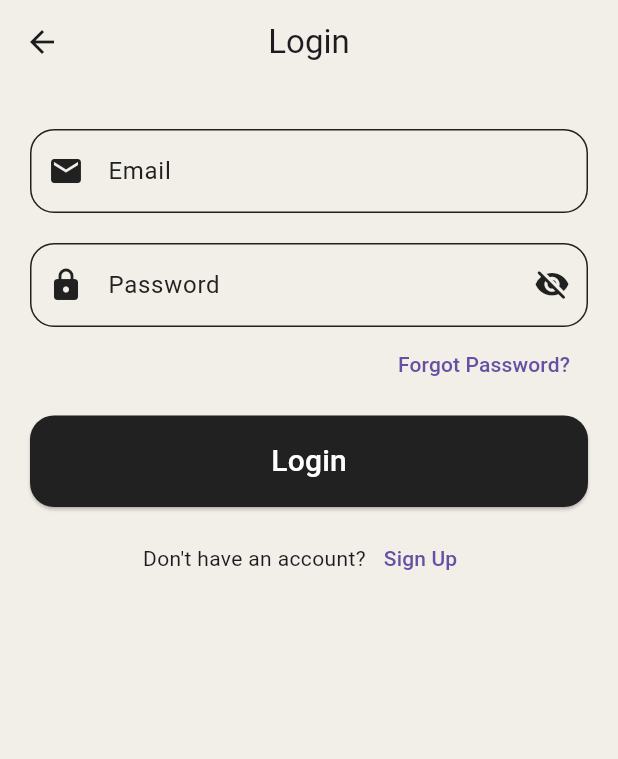
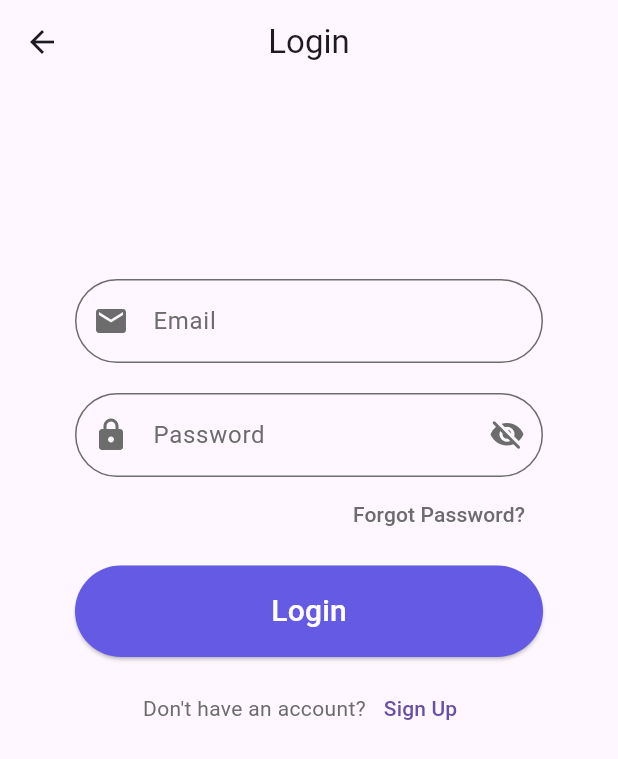
Before and after one commit to noranagy1/project, a Flutter app: the screen it shows after launch, after a tap on "Login", on a phone screen of 412 x 824 dp. Shown: the top 759 px of the screen. Run offline on Flutter 3.47's test engine with Material 3 defaults, Android fonts, the phone set to English and light mode, and no system bars; our stand-ins replace dio, gap, shared_preferences.

Commit message:
+ update on colors

```diff
--- a/lib/core/color_manager.dart
+++ b/lib/core/color_manager.dart
@@ -1,6 +1,6 @@
 import 'dart:ui';
 abstract class ColorManager{
-  static Color background = Color(0xFFF1EFE7);
+  static Color background = Color(0xFFFFFFFF);
   static Color darkBackground = Color(0xFF0F1629);
 
 }
--- a/lib/core/reusable_components/customButton.dart
+++ b/lib/core/reusable_components/customButton.dart
@@ -12,9 +12,9 @@ class Custombutton extends StatelessWidget {
     return ElevatedButton(
         style: ElevatedButton.styleFrom(
           padding: EdgeInsets.symmetric(vertical: 16),
-          backgroundColor: Colors.grey.shade900,
+          backgroundColor: Color(0xFF655AE4),
           shape: RoundedRectangleBorder(
-            borderRadius: BorderRadius.circular(16),
+            borderRadius: BorderRadius.circular(60),
           ),
         ),
         onPressed: onPressed,
--- a/lib/core/reusable_components/customField.dart
+++ b/lib/core/reusable_components/customField.dart
@@ -33,36 +33,37 @@ class _CustomfieldState extends State<Customfield> {
       cursorHeight: 20,
       decoration: InputDecoration(
         enabledBorder: OutlineInputBorder(
-          borderRadius: BorderRadius.circular(16),
+          borderRadius: BorderRadius.circular(50),
           borderSide: BorderSide(
-            color: Colors.grey.shade900,
+            color: Color(0xFF6C6C6C),
           ),
         ),
         focusedBorder: OutlineInputBorder(
           borderRadius: BorderRadius.circular(16),
           borderSide: BorderSide(
-            color: Colors.grey.shade900,
+            color: Color(0xFF6C6C6C),
           ),
         ),
         focusedErrorBorder: OutlineInputBorder(
           borderRadius: BorderRadius.circular(16),
           borderSide: BorderSide(
-            color: Colors.grey.shade900,
+            color: Color(0xFF6C6C6C),
           ),
         ),
         errorBorder: OutlineInputBorder(
           borderRadius: BorderRadius.circular(16),
           borderSide: BorderSide(
-            color: Colors.grey.shade900,
+            color: Color(0xFF6C6C6C),
           ),
         ),
         hintText: widget.hint,
         hintStyle: TextStyle(
-          color: Colors.grey.shade900,
+          color: Color(0xFF6C6C6C),
         ),
         prefixIcon: widget.prefixIcon,
         suffixIcon: widget.isObscured ? IconButton( /// ده شرط بيقرر يظهر العين ولا لأ
           icon: Icon(
+            color: Color(0xFF6C6C6C),
             passwordToggle
                 ?Icons.visibility_off_rounded
                 :Icons.visibility_rounded, /// شكل العين بيتغير حسب حالة الباسورد
--- a/lib/main.dart
+++ b/lib/main.dart
@@ -3,6 +3,7 @@ import 'package:attendo/ui/login/screen/login_screen.dart';
 import 'package:attendo/ui/register/screen/register_screen.dart';
 import 'package:attendo/ui/splash/screen/start_screen.dart';
 import 'package:attendo/ui/views/profileView.dart';
+import 'package:flutter/cupertino.dart';
 import 'package:flutter/material.dart';
 void main() {
   runApp(const MyApp());
@@ -12,9 +13,6 @@ class MyApp extends StatelessWidget {
   @override
   Widget build(BuildContext context) {
     return MaterialApp(
-      theme: AppStyle.lightTheme,
-      darkTheme: AppStyle.darkTheme,
-      themeMode: ThemeMode.system,
       debugShowCheckedModeBanner: false,
       home: RegisterScreen(),
     );
--- a/lib/ui/login/screen/login_screen.dart
+++ b/lib/ui/login/screen/login_screen.dart
@@ -57,9 +57,13 @@ class _LoginScreenState extends State<LoginScreen> {
     return Scaffold(
       appBar: AppBar(
         title: Text('Login'),
+        centerTitle: true,
       ),
       body: Padding(
-        padding: EdgeInsets.symmetric(horizontal: 20),
+        padding: EdgeInsets.symmetric(
+            vertical: 100,
+            horizontal: 50,
+        ),
         child: SingleChildScrollView(
           child: Form(
             key: formKey,
@@ -82,7 +86,7 @@ class _LoginScreenState extends State<LoginScreen> {
                   hint: 'Email',
                   prefixIcon: Icon(
                     Icons.email,
-                    color: Colors.grey.shade900,
+                    color: Color(0xFF6C6C6C),
                   ),
                   controller: emailController,
                   keyboardType: TextInputType.emailAddress,
@@ -102,7 +106,7 @@ class _LoginScreenState extends State<LoginScreen> {
                   hint: 'Password',
                   prefixIcon: Icon(
                     Icons.lock_rounded,
-                    color: Colors.grey.shade900,
+                    color: Color(0xFF6C6C6C),
                   ),
                   controller: passwordController,
                   keyboardType: TextInputType.visiblePassword,
@@ -115,6 +119,9 @@ class _LoginScreenState extends State<LoginScreen> {
                         onPressed: () {},
                         child: Text(
                           'Forgot Password?',
+                          style: TextStyle(
+                            color: Color(0xFF6C6C6C),
+                          ),
                         ),
                                       ),
                     ),
@@ -138,7 +145,12 @@ class _LoginScreenState extends State<LoginScreen> {
                 Row(
                   mainAxisAlignment: MainAxisAlignment.center,
                   children: [
-                    Text('Don\'t have an account?'),
+                    Text(
+                        'Don\'t have an account?',
+                      style: TextStyle(
+                        color: Color(0xFF6C6C6C),
+                      ),
+                    ),
                     TextButton(
                       onPressed: () {
                         Navigator.push(context, MaterialPageRoute(
--- a/lib/ui/register/screen/register_screen.dart
+++ b/lib/ui/register/screen/register_screen.dart
@@ -60,9 +60,13 @@ class _RegisterScreenState extends State<RegisterScreen> {
     return Scaffold(
       appBar: AppBar(
         title: Text('Register'),
+        centerTitle: true,
       ),
       body: Padding(
-        padding: EdgeInsets.symmetric(horizontal: 20),
+        padding: EdgeInsets.symmetric(
+            vertical: 100,
+            horizontal: 50,
+        ),
         child: SingleChildScrollView(
           child: Form(
                 key: formKey,
@@ -82,7 +86,7 @@ class _RegisterScreenState extends State<RegisterScreen> {
                       hint: 'Name',
                       prefixIcon: Icon(
                         Icons.person_rounded,
-                        color: Colors.grey.shade900,
+                        color: Color(0xFF6C6C6C),
                       ),
                       controller: nameController,
                       keyboardType: TextInputType.name,
@@ -103,7 +107,7 @@ class _RegisterScreenState extends State<RegisterScreen> {
                       hint: 'Email',
                       prefixIcon: Icon(
                         Icons.email,
-                        color: Colors.grey.shade900,
+                        color: Color(0xFF6C6C6C),
                       ),
                       controller: emailController,
                       keyboardType: TextInputType.emailAddress,
@@ -123,7 +127,7 @@ class _RegisterScreenState extends State<RegisterScreen> {
                       hint: 'Password',
                       prefixIcon: Icon(
                         Icons.lock_rounded,
-                        color: Colors.grey.shade900,
+                        color: Color(0xFF6C6C6C),
                       ),
                       controller: passwordController,
                       keyboardType: TextInputType.visiblePassword,
@@ -134,7 +138,7 @@ class _RegisterScreenState extends State<RegisterScreen> {
                       hint: Text(
                           'Select Role',
                               style: TextStyle(
-                          color: Colors.grey.shade900,
+                          color: Color(0xFF6C6C6C),
                         ),
                       ),
                       items: [
@@ -171,7 +175,12 @@ class _RegisterScreenState extends State<RegisterScreen> {
                     Row(
                       mainAxisAlignment: MainAxisAlignment.center,
                       children: [
-                        Text('already have an account?'),
+                        Text(
+                            'already have an account?',
+                          style: TextStyle(
+                            color: Color(0xFF6C6C6C),
+                          ),
+                        ),
                         TextButton(
                           onPressed: () {
                             Navigator.push(context, MaterialPageRoute(
```
